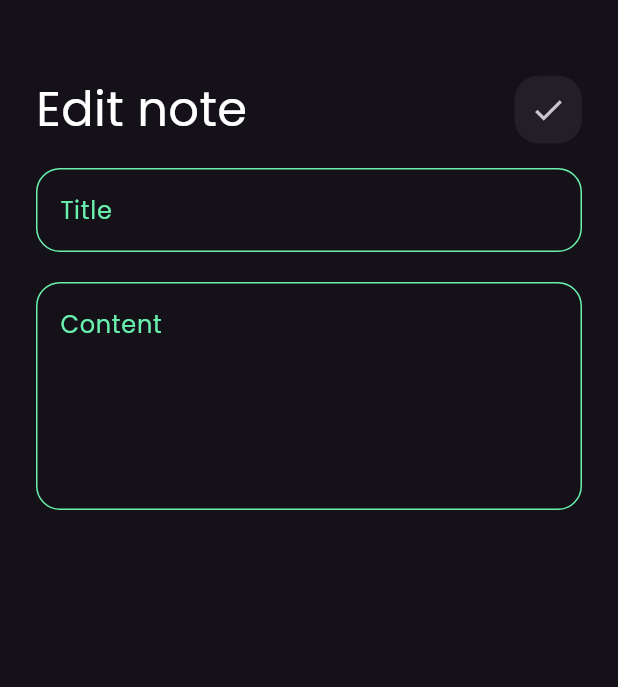
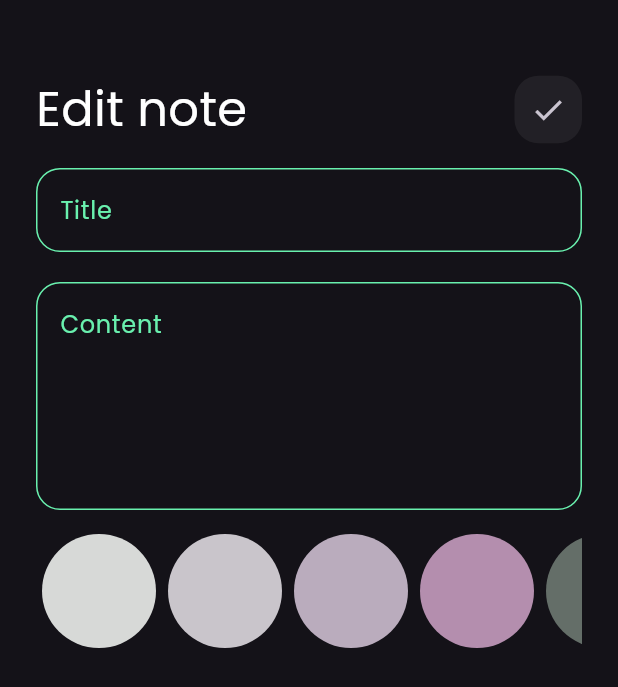
Before and after one commit to karim1430/notes_app, a Flutter app: the EditNotesView screen opened directly with empty values, on a phone screen of 412 x 824 dp. Shown: the top 687 px of the screen. Run offline on Flutter 3.47's test engine with Material 3 defaults, Android fonts, the phone set to English and light mode, and no system bars; our stand-ins replace bloc, flutter_bloc, hive, hive_flutter; accounts and stored records are empty.

Commit message:
done app notes

```diff
--- a/lib/cubits/add_note_cubit/add_note_cubit.dart
+++ b/lib/cubits/add_note_cubit/add_note_cubit.dart
@@ -1,3 +1,5 @@
+import 'dart:ui';
+
 import 'package:bloc/bloc.dart';
 import 'package:hive_flutter/hive_flutter.dart';
 import 'package:meta/meta.dart';
@@ -9,8 +11,10 @@ part 'add_note_state.dart';
 class AddNoteCubit extends Cubit<AddNoteState> {
   AddNoteCubit() : super(AddNoteInitial());
 
+  Color color = Color(0xff8747);
   addNote(NoteModel note) //  this method store in database
   {
+    note.color = color.value;
     try {
       emit(AddNoteLoading());
       var notesBox = Hive.box<NoteModel>(kNoteBox);
--- a/lib/widgets/add_note_from_state.dart
+++ b/lib/widgets/add_note_from_state.dart
@@ -1,8 +1,10 @@
 import 'package:flutter/material.dart';
+
 import 'package:flutter_bloc/flutter_bloc.dart';
 import 'package:intl/intl.dart';
 import 'package:notes_app/cubits/add_note_cubit/add_note_cubit.dart';
 import 'package:notes_app/models/note_model.dart';
+import 'package:notes_app/widgets/color_list_view.dart';
 import 'package:notes_app/widgets/custom_button.dart';
 import 'package:intl/message_format.dart';
 import 'package:notes_app/widgets/custom_text_field.dart';
@@ -44,6 +46,7 @@ class _AddNoteFromStateState extends State<AddNoteFromState> {
               subTitle = value;
             },
           ),
+          ColorsListView(),
           const SizedBox(
             height: 40,
           ),
--- /dev/null
+++ b/lib/widgets/color_list_view.dart
@@ -0,0 +1,70 @@
+import 'package:flutter/material.dart';
+import 'package:flutter_bloc/flutter_bloc.dart';
+import 'package:notes_app/cubits/add_note_cubit/add_note_cubit.dart';
+
+class ColorItem extends StatelessWidget {
+  const ColorItem({super.key, required this.isActive, required this.color});
+  final bool isActive;
+  final Color color;
+  @override
+  Widget build(BuildContext context) {
+    return isActive
+        ? CircleAvatar(
+            radius: 38,
+            backgroundColor: Colors.white,
+            child: CircleAvatar(
+              radius: 34,
+              backgroundColor: color,
+            ),
+          )
+        : CircleAvatar(
+            radius: 38,
+            backgroundColor: color,
+          );
+  }
+}
+
+class ColorsListView extends StatefulWidget {
+  const ColorsListView({super.key});
+
+  @override
+  State<ColorsListView> createState() => _ColorsListViewState();
+}
+
+class _ColorsListViewState extends State<ColorsListView> {
+  List<Color> color = [
+    const Color(0xffD7D9D7),
+    const Color(0xffC9C5CB),
+    const Color(0xffBAACBD),
+    const Color(0xffB48EAE),
+    const Color(0xff646E68),
+  ];
+  int currentIdex = 0;
+  @override
+  Widget build(BuildContext context) {
+    return SizedBox(
+      height: 2 * 38,
+      child: ListView.builder(
+        itemCount: color.length,
+        scrollDirection: Axis.horizontal,
+        itemBuilder: (context, index) {
+          return Padding(
+            padding: const EdgeInsets.symmetric(horizontal: 4.0),
+            child: GestureDetector(
+              onTap: () {
+                currentIdex = index;
+
+                BlocProvider.of<AddNoteCubit>(context).color = color[index];
+                setState(() {});
+              },
+              child: ColorItem(
+                isActive: currentIdex == index,
+                color: color[index],
+              ),
+            ),
+          );
+        },
+      ),
+    );
+  }
+}
--- /dev/null
+++ b/lib/widgets/edit_color_to_list_view.dart
@@ -0,0 +1,58 @@
+import 'package:flutter/widgets.dart';
+import 'package:notes_app/models/note_model.dart';
+import 'package:notes_app/widgets/color_list_view.dart';
+
+class EditColorToListView extends StatefulWidget {
+  const EditColorToListView({super.key, required this.note});
+
+  final NoteModel note;
+
+  @override
+  State<EditColorToListView> createState() => _EditColorToListViewState();
+}
+
+class _EditColorToListViewState extends State<EditColorToListView> {
+  List<Color> color = [
+    const Color(0xffD7D9D7),
+    const Color(0xffC9C5CB),
+    const Color(0xffBAACBD),
+    const Color(0xffB48EAE),
+    const Color(0xff646E68),
+  ];
+  late int currentIdex;
+  @override
+  void initState() {
+    currentIdex = color.indexOf(Color(widget.note.color));
+    super.initState();
+  }
+
+  @override
+  Widget build(BuildContext context) {
+    return SizedBox(
+      height: 2 * 38,
+      child: ListView.builder(
+        itemCount: color.length,
+        scrollDirection: Axis.horizontal,
+        itemBuilder: (context, index) {
+          return Padding(
+            padding: const EdgeInsets.symmetric(horizontal: 4.0),
+            child: GestureDetector(
+              onTap: () {
+                currentIdex = index;
+
+                widget.note.color = color[index].value;
+
+                setState(() {});
+              },
+              child: ColorItem(
+                isActive: currentIdex == index,
+                color: color[index],
+              ),
+            ),
+          );
+        },
+      ),
+    );
+    ;
+  }
+}
--- a/lib/widgets/edit_notes_view_body.dart
+++ b/lib/widgets/edit_notes_view_body.dart
@@ -2,9 +2,11 @@ import 'package:flutter/material.dart';
 import 'package:flutter_bloc/flutter_bloc.dart';
 import 'package:notes_app/cubits/notes_cubit/notes_cubit.dart';
 import 'package:notes_app/models/note_model.dart';
+import 'package:notes_app/widgets/color_list_view.dart';
 
 import 'package:notes_app/widgets/custom_app_bar.dart';
 import 'package:notes_app/widgets/custom_text_field.dart';
+import 'package:notes_app/widgets/edit_color_to_list_view.dart';
 
 class EditNotesViewBody extends StatefulWidget {
   const EditNotesViewBody({super.key, required this.note});
@@ -55,6 +57,12 @@ class _EditNotesViewBodyState extends State<EditNotesViewBody> {
               content = data;
             },
           ),
+          const SizedBox(
+            height: 16,
+          ),
+          EditColorToListView(
+            note: widget.note,
+          )
         ],
       ),
     );
--- a/lib/widgets/notes_item.dart
+++ b/lib/widgets/notes_item.dart
@@ -22,7 +22,7 @@ class NotesItem extends StatelessWidget {
       child: Container(
         width: double.infinity,
         decoration: BoxDecoration(
-            color: Colors.amberAccent, borderRadius: BorderRadius.circular(15)),
+            color: Color(note.color), borderRadius: BorderRadius.circular(15)),
         child: Column(
           crossAxisAlignment: CrossAxisAlignment.end,
           children: [
```
